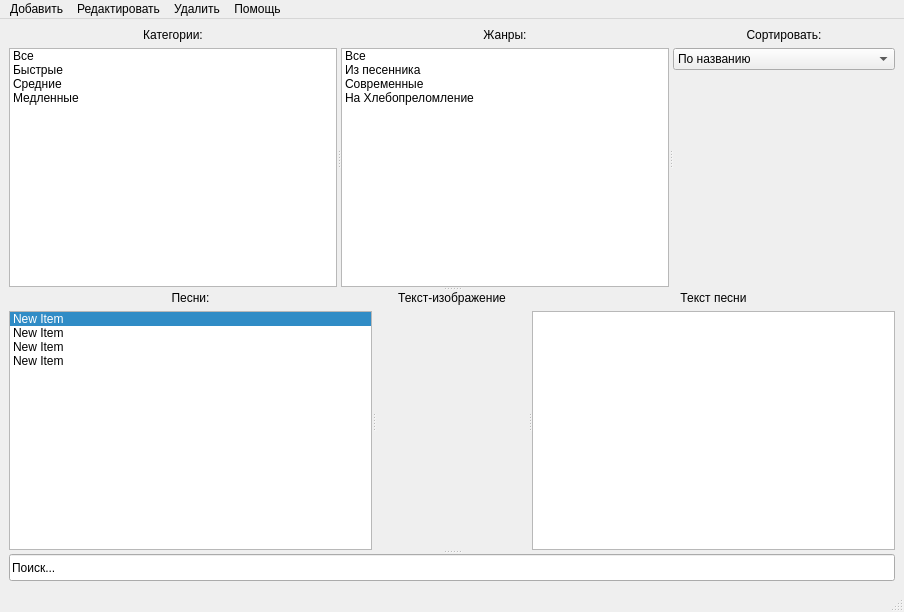
This is main_ui.ui in alkostuchkov/Songbook as Qt 5 draws it before an edit. The edited form follows.
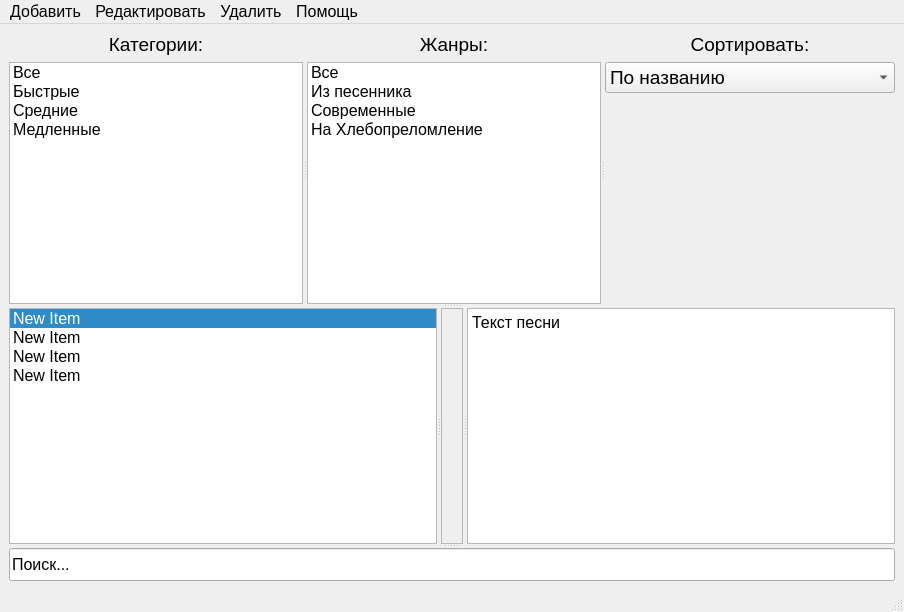
This is the edited form. Icons and pictures are not drawn.

Patch:
```diff
--- a/main_ui.ui
+++ b/main_ui.ui
@@ -14,20 +14,25 @@
    <string>MainWindow</string>
   </property>
   <widget class="QWidget" name="centralwidget">
-   <layout class="QVBoxLayout" name="verticalLayout_7">
+   <layout class="QVBoxLayout" name="verticalLayout_4">
     <item>
-     <widget class="QSplitter" name="splitter_3">
+     <widget class="QSplitter" name="splitter">
       <property name="orientation">
        <enum>Qt::Orientation::Vertical</enum>
       </property>
-      <widget class="QSplitter" name="splitter_2">
+      <widget class="QSplitter" name="spl_filter_sort">
        <property name="orientation">
         <enum>Qt::Orientation::Horizontal</enum>
        </property>
-       <widget class="QWidget" name="">
+       <widget class="QWidget" name="layoutWidget">
         <layout class="QVBoxLayout" name="verticalLayout">
          <item>
           <widget class="QLabel" name="lbl_categories">
+           <property name="font">
+            <font>
+             <pointsize>14</pointsize>
+            </font>
+           </property>
            <property name="text">
             <string>Категории:</string>
            </property>
@@ -38,6 +43,11 @@
          </item>
          <item>
           <widget class="QListWidget" name="lw_categories">
+           <property name="font">
+            <font>
+             <pointsize>12</pointsize>
+            </font>
+           </property>
            <property name="selectionMode">
             <enum>QAbstractItemView::SelectionMode::ExtendedSelection</enum>
            </property>
@@ -68,10 +78,15 @@
          </item>
         </layout>
        </widget>
-       <widget class="QWidget" name="">
+       <widget class="QWidget" name="layoutWidget">
         <layout class="QVBoxLayout" name="verticalLayout_2">
          <item>
           <widget class="QLabel" name="lbl_genrs">
+           <property name="font">
+            <font>
+             <pointsize>14</pointsize>
+            </font>
+           </property>
            <property name="text">
             <string>Жанры:</string>
            </property>
@@ -82,6 +97,11 @@
          </item>
          <item>
           <widget class="QListWidget" name="lw_genres">
+           <property name="font">
+            <font>
+             <pointsize>12</pointsize>
+            </font>
+           </property>
            <property name="selectionMode">
             <enum>QAbstractItemView::SelectionMode::ExtendedSelection</enum>
            </property>
@@ -112,10 +132,15 @@
          </item>
         </layout>
        </widget>
-       <widget class="QWidget" name="">
+       <widget class="QWidget" name="layoutWidget">
         <layout class="QVBoxLayout" name="verticalLayout_3">
          <item>
           <widget class="QLabel" name="lbl_sort">
+           <property name="font">
+            <font>
+             <pointsize>14</pointsize>
+            </font>
+           </property>
            <property name="text">
             <string>Сортировать:</string>
            </property>
@@ -126,6 +151,11 @@
          </item>
          <item>
           <widget class="QComboBox" name="cb_sort">
+           <property name="font">
+            <font>
+             <pointsize>14</pointsize>
+            </font>
+           </property>
            <item>
             <property name="text">
              <string>По названию</string>
@@ -159,24 +189,16 @@
         </layout>
        </widget>
       </widget>
-      <widget class="QSplitter" name="splitter">
+      <widget class="QSplitter" name="spl_songs">
        <property name="orientation">
         <enum>Qt::Orientation::Horizontal</enum>
        </property>
-       <widget class="QWidget" name="">
-        <layout class="QVBoxLayout" name="verticalLayout_4">
-         <item>
-          <widget class="QLabel" name="lbl_songs">
-           <property name="text">
-            <string>Песни:</string>
-           </property>
-           <property name="alignment">
-            <set>Qt::AlignmentFlag::AlignCenter</set>
-           </property>
-          </widget>
-         </item>
-         <item>
           <widget class="QListWidget" name="llw_songs">
+        <property name="font">
+         <font>
+          <pointsize>12</pointsize>
+         </font>
+        </property>
            <property name="selectionMode">
             <enum>QAbstractItemView::SelectionMode::ExtendedSelection</enum>
            </property>
@@ -207,36 +229,15 @@
             </property>
            </item>
           </widget>
-         </item>
-        </layout>
-       </widget>
-       <widget class="QWidget" name="">
-        <layout class="QVBoxLayout" name="verticalLayout_5">
-         <item>
-          <widget class="QLabel" name="lbl_song_image_2">
-           <property name="text">
-            <string>Текст-изображение</string>
-           </property>
-           <property name="alignment">
-            <set>Qt::AlignmentFlag::AlignCenter</set>
-           </property>
-          </widget>
-         </item>
-         <item>
-          <spacer name="verticalSpacer_2">
-           <property name="orientation">
-            <enum>Qt::Orientation::Vertical</enum>
-           </property>
-           <property name="sizeHint" stdset="0">
-            <size>
-             <width>20</width>
-             <height>40</height>
-            </size>
-           </property>
-          </spacer>
-         </item>
-         <item>
           <widget class="QLabel" name="lbl_song_image">
+        <property name="font">
+         <font>
+          <pointsize>14</pointsize>
+         </font>
+        </property>
+        <property name="frameShape">
+         <enum>QFrame::Shape::StyledPanel</enum>
+        </property>
            <property name="text">
             <string/>
            </property>
@@ -250,28 +251,33 @@
             <set>Qt::AlignmentFlag::AlignCenter</set>
            </property>
           </widget>
-         </item>
-        </layout>
-       </widget>
-       <widget class="QWidget" name="">
-        <layout class="QVBoxLayout" name="verticalLayout_6">
-         <item>
-          <widget class="QLabel" name="lbl_song_text">
-           <property name="text">
-            <string>Текст песни</string>
-           </property>
-           <property name="alignment">
-            <set>Qt::AlignmentFlag::AlignCenter</set>
-           </property>
-          </widget>
-         </item>
-         <item>
-          <widget class="QTextEdit" name="te_song_text"/>
-         </item>
-        </layout>
+       <widget class="QTextEdit" name="te_song_text">
+        <property name="font">
+         <font>
+          <pointsize>12</pointsize>
+         </font>
+        </property>
+        <property name="readOnly">
+         <bool>true</bool>
+        </property>
+        <property name="html">
+         <string>&lt;!DOCTYPE HTML PUBLIC &quot;-//W3C//DTD HTML 4.0//EN&quot; &quot;http://www.w3.org/TR/REC-html40/strict.dtd&quot;&gt;
+&lt;html&gt;&lt;head&gt;&lt;meta name=&quot;qrichtext&quot; content=&quot;1&quot; /&gt;&lt;meta charset=&quot;utf-8&quot; /&gt;&lt;style type=&quot;text/css&quot;&gt;
+p, li { white-space: pre-wrap; }
+hr { height: 1px; border-width: 0; }
+li.unchecked::marker { content: &quot;\2610&quot;; }
+li.checked::marker { content: &quot;\2612&quot;; }
+&lt;/style&gt;&lt;/head&gt;&lt;body style=&quot; font-family:'Sans Serif'; font-size:12pt; font-weight:400; font-style:normal;&quot;&gt;
+&lt;p style=&quot; margin-top:0px; margin-bottom:0px; margin-left:0px; margin-right:0px; -qt-block-indent:0; text-indent:0px;&quot;&gt;Текст песни &lt;/p&gt;&lt;/body&gt;&lt;/html&gt;</string>
+        </property>
        </widget>
       </widget>
       <widget class="QLineEdit" name="le_search">
+       <property name="font">
+        <font>
+         <pointsize>12</pointsize>
+        </font>
+       </property>
        <property name="text">
         <string>Поиск...</string>
        </property>
@@ -286,9 +292,14 @@
      <x>0</x>
      <y>0</y>
      <width>904</width>
-     <height>19</height>
+     <height>23</height>
     </rect>
    </property>
+   <property name="font">
+    <font>
+     <pointsize>12</pointsize>
+    </font>
+   </property>
    <widget class="QMenu" name="menu_add">
     <property name="title">
      <string>Добавить</string>
```
Left out of the diff: 67 changed lines with no effect on the pictures. Lines whose indentation alone changed are shown as unchanged.
